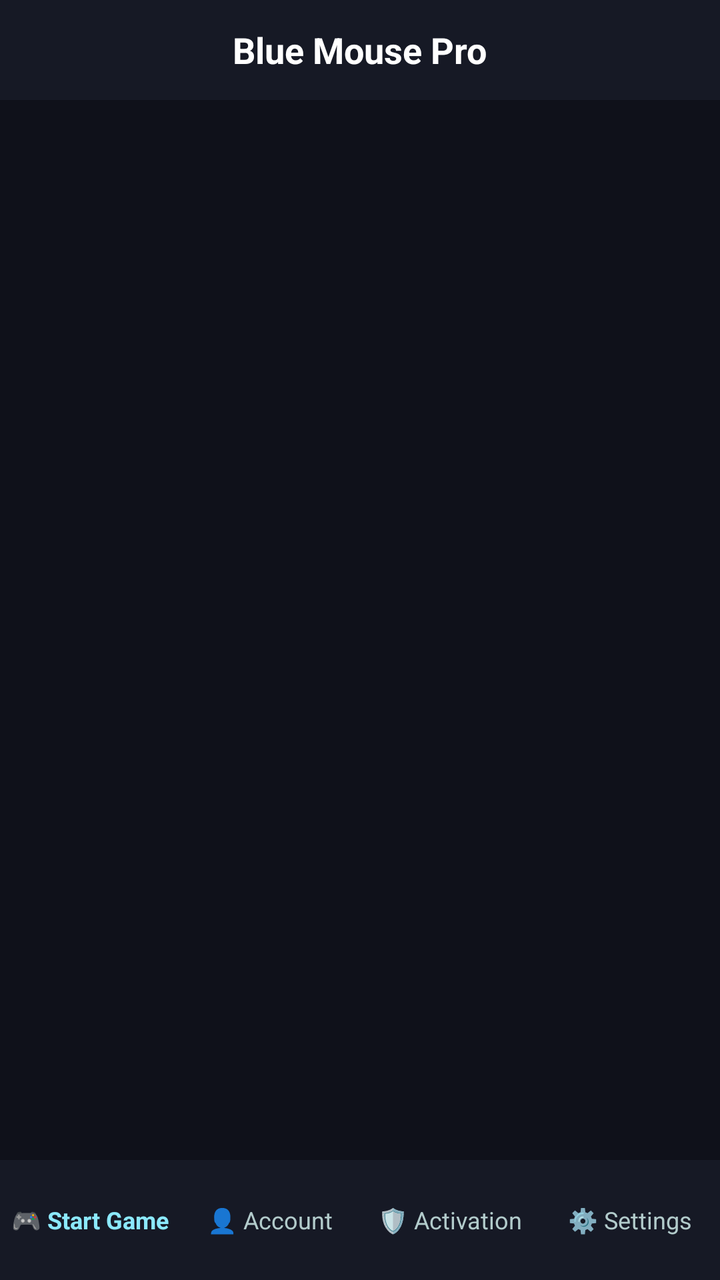
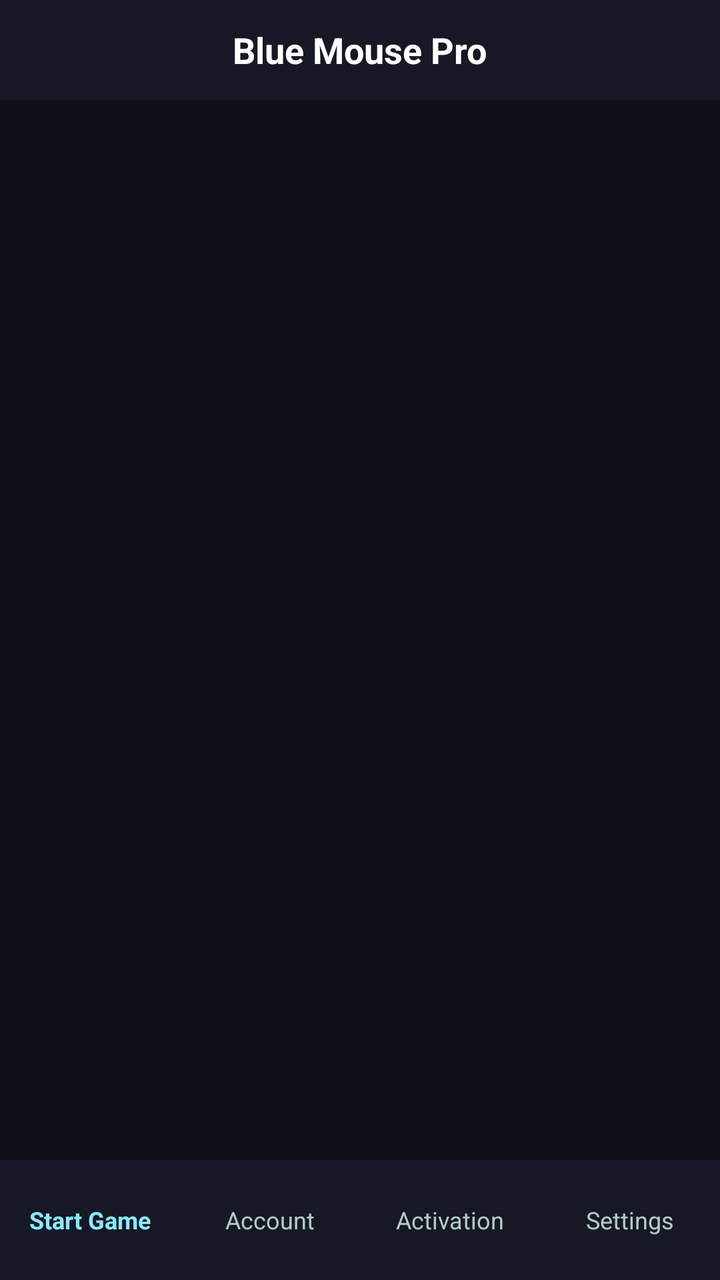

The first picture is an Android layout as it rendered before a commit; the second is the same layout after the commit. The layout source and the unified diff follow.
<!-- AndroidManifest.xml: application theme Theme.AppCompat.NoActionBar -->
<!-- res/layout/activity_main.xml -->
<?xml version="1.0" encoding="utf-8"?>
<LinearLayout xmlns:android="http://schemas.android.com/apk/res/android"
    android:layout_width="match_parent"
    android:layout_height="match_parent"
    android:orientation="vertical"
    android:background="#0F111A">

    
    <LinearLayout
        android:layout_width="match_parent"
        android:layout_height="50dp"
        android:background="#161925"
        android:gravity="center"
        android:orientation="horizontal">

        <TextView
            android:layout_width="wrap_content"
            android:layout_height="wrap_content"
            android:text="Blue Mouse Pro"
            android:textColor="#FFFFFF"
            android:textSize="18sp"
            android:textStyle="bold" />
    </LinearLayout>

    
    <FrameLayout
        android:id="@+id/fragmentContainer"
        android:layout_width="match_parent"
        android:layout_height="0dp"
        android:layout_weight="1" />

    
    <LinearLayout
        android:layout_width="match_parent"
        android:layout_height="60dp"
        android:orientation="horizontal"
        android:background="#161925"
        android:gravity="center">

        
        <LinearLayout
            android:id="@+id/navStartGame"
            android:layout_width="0dp"
            android:layout_height="match_parent"
            android:layout_weight="1"
            android:orientation="vertical"
            android:gravity="center"
            android:background="?attr/selectableItemBackground"
            android:clickable="true"
            android:focusable="true">

            <TextView
                android:layout_width="wrap_content"
                android:layout_height="wrap_content"
                android:text="🎮 Start Game"
                android:textColor="#8BE9FD"
                android:textSize="12sp"
                android:textStyle="bold" />
        </LinearLayout>

        
        <LinearLayout
            android:id="@+id/navAccount"
            android:layout_width="0dp"
            android:layout_height="match_parent"
            android:layout_weight="1"
            android:orientation="vertical"
            android:gravity="center"
            android:background="?attr/selectableItemBackground"
            android:clickable="true"
            android:focusable="true">

            <TextView
                android:layout_width="wrap_content"
                android:layout_height="wrap_content"
                android:text="👤 Account"
                android:textColor="#B2CBCB"
                android:textSize="12sp" />
        </LinearLayout>

        
        <LinearLayout
            android:id="@+id/navActivation"
            android:layout_width="0dp"
            android:layout_height="match_parent"
            android:layout_weight="1"
            android:orientation="vertical"
            android:gravity="center"
            android:background="?attr/selectableItemBackground"
            android:clickable="true"
            android:focusable="true">

            <TextView
                android:layout_width="wrap_content"
                android:layout_height="wrap_content"
                android:text="🛡️ Activation"
                android:textColor="#B2CBCB"
                android:textSize="12sp" />
        </LinearLayout>

        
        <LinearLayout
            android:id="@+id/navSettings"
            android:layout_width="0dp"
            android:layout_height="match_parent"
            android:layout_weight="1"
            android:orientation="vertical"
            android:gravity="center"
            android:background="?attr/selectableItemBackground"
            android:clickable="true"
            android:focusable="true">

            <TextView
                android:layout_width="wrap_content"
                android:layout_height="wrap_content"
                android:text="⚙️ Settings"
                android:textColor="#B2CBCB"
                android:textSize="12sp" />
        </LinearLayout>

    </LinearLayout>

</LinearLayout>
<!-- resources referenced by this layout -->
<resources>

</resources>

<!-- the commit's change to res/layout/activity_main.xml (unified diff, before → after) -->
@@ -52,7 +52,7 @@
             <TextView
                 android:layout_width="wrap_content"
                 android:layout_height="wrap_content"
-                android:text="🎮 Start Game"
+                android:text="Start Game"
                 android:textColor="#8BE9FD"
                 android:textSize="12sp"
                 android:textStyle="bold" />
@@ -73,7 +73,7 @@
             <TextView
                 android:layout_width="wrap_content"
                 android:layout_height="wrap_content"
-                android:text="👤 Account"
+                android:text="Account"
                 android:textColor="#B2CBCB"
                 android:textSize="12sp" />
         </LinearLayout>
@@ -93,7 +93,7 @@
             <TextView
                 android:layout_width="wrap_content"
                 android:layout_height="wrap_content"
-                android:text="🛡️ Activation"
+                android:text="Activation"
                 android:textColor="#B2CBCB"
                 android:textSize="12sp" />
         </LinearLayout>
@@ -113,7 +113,7 @@
             <TextView
                 android:layout_width="wrap_content"
                 android:layout_height="wrap_content"
-                android:text="⚙️ Settings"
+                android:text="Settings"
                 android:textColor="#B2CBCB"
                 android:textSize="12sp" />
         </LinearLayout>
